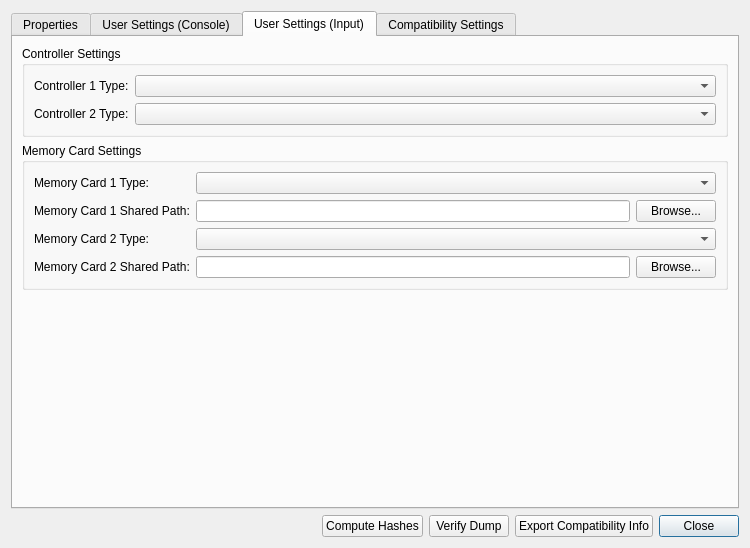
The window that src/duckstation-qt/gamepropertiesdialog.ui (kofxi3584karlayang/duckstation) describes before a commit, drawn with Qt 5.
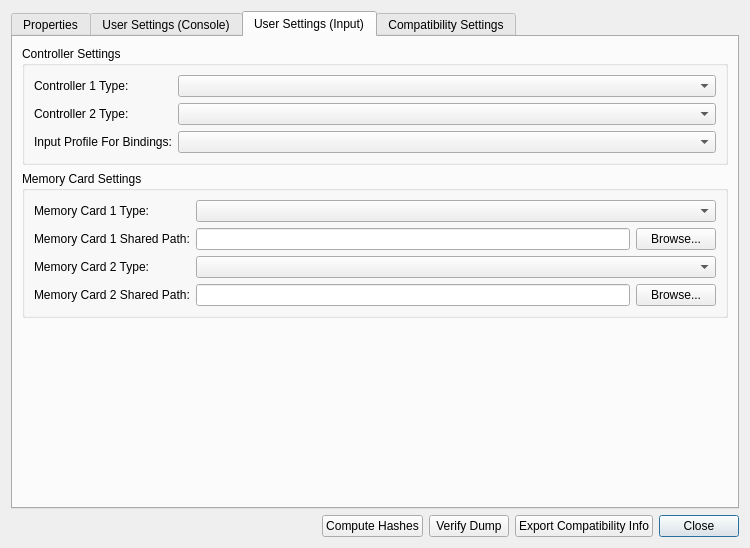
The same window after the commit. The open tabs and pages were chosen to show the change. Icons and pictures are not drawn.

Commit message:
GameSettings: Add per-game input bindings from profiles
This just affects the **bindings**. You will still have to set the
controller type per game if this is different from the global default.

The edit to the form file:
```diff
--- a/src/duckstation-qt/gamepropertiesdialog.ui
+++ b/src/duckstation-qt/gamepropertiesdialog.ui
@@ -447,6 +447,16 @@
           <item row="1" column="1">
            <widget class="QComboBox" name="userControllerType2"/>
           </item>
+          <item row="2" column="0">
+           <widget class="QLabel" name="label_19">
+            <property name="text">
+             <string>Input Profile For Bindings:</string>
+            </property>
+           </widget>
+          </item>
+          <item row="2" column="1">
+           <widget class="QComboBox" name="userInputProfile"/>
+          </item>
          </layout>
         </widget>
        </item>
```
The commit also changes 6 other files.
